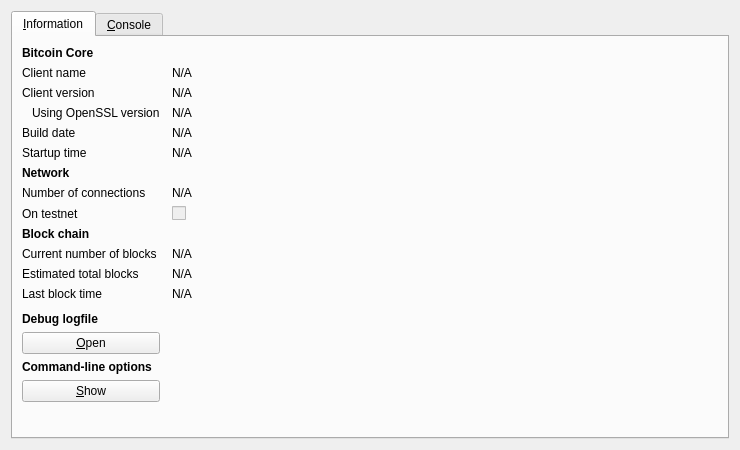
First picture: the form in src/qt/forms/rpcconsole.ui, repository yodacoin/test, before the edit.
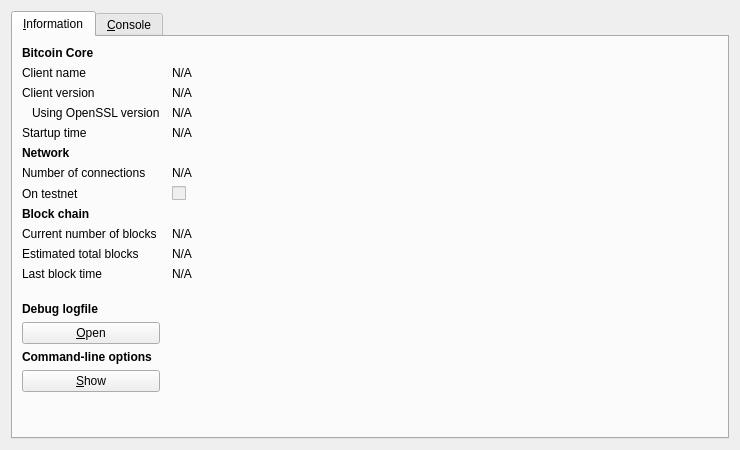
Second picture: the form after the edit. Icons and pictures are not drawn.

What changed in the file:
```diff
--- a/src/qt/forms/rpcconsole.ui
+++ b/src/qt/forms/rpcconsole.ui
@@ -113,36 +113,13 @@
         </widget>
        </item>
        <item row="4" column="0">
-        <widget class="QLabel" name="label_12">
-         <property name="text">
-          <string>Build date</string>
-         </property>
-        </widget>
-       </item>
-       <item row="4" column="1">
-        <widget class="QLabel" name="buildDate">
-         <property name="cursor">
-          <cursorShape>IBeamCursor</cursorShape>
-         </property>
-         <property name="text">
-          <string>N/A</string>
-         </property>
-         <property name="textFormat">
-          <enum>Qt::PlainText</enum>
-         </property>
-         <property name="textInteractionFlags">
-          <set>Qt::LinksAccessibleByMouse|Qt::TextSelectableByKeyboard|Qt::TextSelectableByMouse</set>
-         </property>
-        </widget>
-       </item>
-       <item row="5" column="0">
         <widget class="QLabel" name="label_13">
          <property name="text">
           <string>Startup time</string>
          </property>
         </widget>
        </item>
-       <item row="5" column="1">
+       <item row="4" column="1">
         <widget class="QLabel" name="startupTime">
          <property name="cursor">
           <cursorShape>IBeamCursor</cursorShape>
@@ -158,7 +135,7 @@
          </property>
         </widget>
        </item>
-       <item row="6" column="0">
+       <item row="5" column="0">
         <widget class="QLabel" name="label_11">
          <property name="font">
           <font>
@@ -171,14 +148,14 @@
          </property>
         </widget>
        </item>
-       <item row="7" column="0">
+       <item row="6" column="0">
         <widget class="QLabel" name="label_7">
          <property name="text">
           <string>Number of connections</string>
          </property>
         </widget>
        </item>
-       <item row="7" column="1">
+       <item row="6" column="1">
         <widget class="QLabel" name="numberOfConnections">
          <property name="cursor">
           <cursorShape>IBeamCursor</cursorShape>
@@ -194,14 +171,14 @@
          </property>
         </widget>
        </item>
-       <item row="8" column="0">
+       <item row="7" column="0">
         <widget class="QLabel" name="label_8">
          <property name="text">
           <string>On testnet</string>
          </property>
         </widget>
        </item>
-       <item row="8" column="1">
+       <item row="7" column="1">
         <widget class="QCheckBox" name="isTestNet">
          <property name="enabled">
           <bool>false</bool>
@@ -211,7 +188,7 @@
          </property>
         </widget>
        </item>
-       <item row="9" column="0">
+       <item row="8" column="0">
         <widget class="QLabel" name="label_10">
          <property name="font">
           <font>
@@ -224,14 +201,14 @@
          </property>
         </widget>
        </item>
-       <item row="10" column="0">
+       <item row="9" column="0">
         <widget class="QLabel" name="label_3">
          <property name="text">
           <string>Current number of blocks</string>
          </property>
         </widget>
        </item>
-       <item row="10" column="1">
+       <item row="9" column="1">
         <widget class="QLabel" name="numberOfBlocks">
          <property name="cursor">
           <cursorShape>IBeamCursor</cursorShape>
@@ -247,14 +224,14 @@
          </property>
         </widget>
        </item>
-       <item row="11" column="0">
+       <item row="10" column="0">
         <widget class="QLabel" name="label_4">
          <property name="text">
           <string>Estimated total blocks</string>
          </property>
         </widget>
        </item>
-       <item row="11" column="1">
+       <item row="10" column="1">
         <widget class="QLabel" name="totalBlocks">
          <property name="cursor">
           <cursorShape>IBeamCursor</cursorShape>
@@ -270,14 +247,14 @@
          </property>
         </widget>
        </item>
-       <item row="12" column="0">
+       <item row="11" column="0">
         <widget class="QLabel" name="label_2">
          <property name="text">
           <string>Last block time</string>
          </property>
         </widget>
        </item>
-       <item row="12" column="1">
+       <item row="11" column="1">
         <widget class="QLabel" name="lastBlockTime">
          <property name="cursor">
           <cursorShape>IBeamCursor</cursorShape>
@@ -293,7 +270,7 @@
          </property>
         </widget>
        </item>
-       <item row="13" column="0">
+       <item row="12" column="0">
         <spacer name="verticalSpacer_2">
          <property name="orientation">
           <enum>Qt::Vertical</enum>
@@ -306,7 +283,7 @@
          </property>
         </spacer>
        </item>
-       <item row="14" column="0">
+       <item row="13" column="0">
         <widget class="QLabel" name="labelDebugLogfile">
          <property name="font">
           <font>
@@ -319,7 +296,7 @@
          </property>
         </widget>
        </item>
-       <item row="15" column="0">
+       <item row="14" column="0">
         <widget class="QPushButton" name="openDebugLogfileButton">
          <property name="toolTip">
           <string>Open the YodaCoin debug logfile from the current data directory. This can take a few seconds for large logfiles.</string>
```
Left out of the diff: 9 changed lines with no effect on the pictures.
